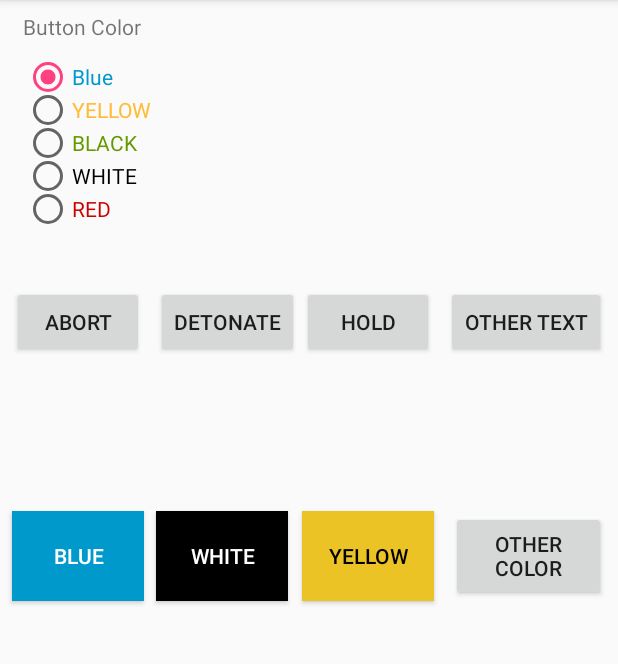
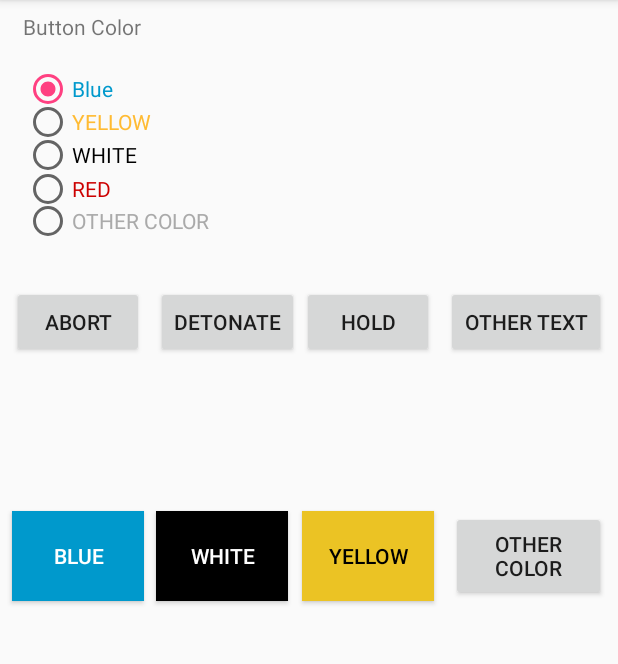
Before and after one commit to tmking01/KeepTalkingandNobodyExplodesCompanion, an Android app: the Buttons screen opened directly, with no data from a screen before it, on a phone screen of 412 x 824 dp, the part 84-748 px from its top. Run offline under Robolectric (Android 15) with nearby library versions, the phone set to English and light mode, and no system bars.

```diff
--- a/app/src/main/res/layout/activity_buttons.xml
+++ b/app/src/main/res/layout/activity_buttons.xml
@@ -17,7 +17,8 @@
         android:layout_marginRight="8dp"
         app:layout_constraintRight_toRightOf="parent"
         app:layout_constraintHorizontal_bias="0.0"
-        android:layout_marginEnd="8dp">
+        android:layout_marginEnd="8dp"
+        android:layout_marginTop="8dp">
 
         <RadioButton
             android:id="@+id/Oneblue"
@@ -44,17 +45,6 @@
             tools:layout_editor_absoluteY="162dp" />
 
         <RadioButton
-            android:id="@+id/onegreen"
-            android:layout_height="27dp"
-            android:layout_weight="1"
-            android:text="@string/ColorGreen"
-            android:textAllCaps="true"
-            android:textColor="@android:color/holo_green_dark"
-            android:textSize="14sp"
-            tools:layout_editor_absoluteX="140dp"
-            tools:layout_editor_absoluteY="162dp" />
-
-        <RadioButton
             android:id="@+id/onewhite"
             android:layout_height="28dp"
             android:layout_weight="1"
@@ -73,6 +63,17 @@
             android:textColor="@android:color/holo_red_dark"
             android:textSize="14sp"
             tools:layout_editor_absoluteX="212dp"
+            tools:layout_editor_absoluteY="162dp" />
+
+        <RadioButton
+            android:id="@+id/onegreen"
+            android:layout_height="27dp"
+            android:layout_weight="1"
+            android:text="@string/OtherColor"
+            android:textAllCaps="true"
+            android:textColor="@android:color/darker_gray"
+            android:textSize="14sp"
+            tools:layout_editor_absoluteX="140dp"
             tools:layout_editor_absoluteY="162dp" />
     </RadioGroup>
 
```
